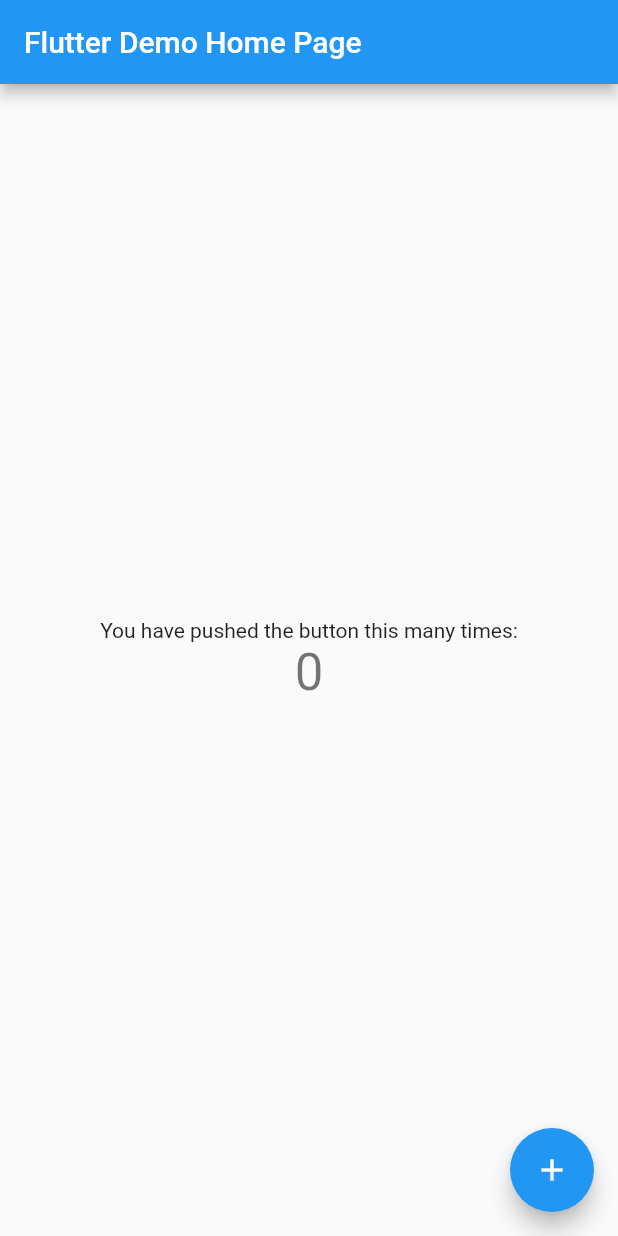
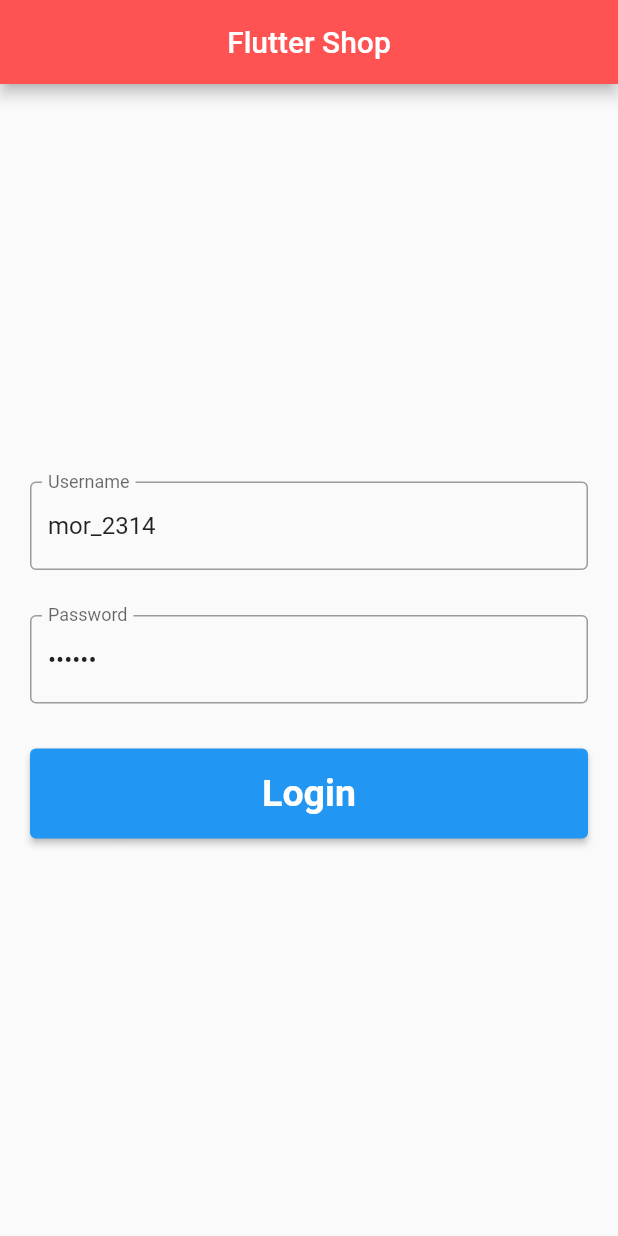
Before and after one commit to kiantwo/Flutter-Fake-Store-API, a Flutter app: the screen it shows after launch, on a phone screen of 412 x 824 dp. Run offline on Flutter 3.47's test engine with Material 2 defaults, Android fonts, the phone set to English and light mode, and no system bars.

Commit message:
Import template files

```diff
--- a/lib/main.dart
+++ b/lib/main.dart
@@ -1,4 +1,6 @@
 import 'package:flutter/material.dart';
+
+import 'screens/login_screen.dart';
 
 void main() {
   runApp(const MyApp());
@@ -11,105 +13,12 @@ class MyApp extends StatelessWidget {
   @override
   Widget build(BuildContext context) {
     return MaterialApp(
-      title: 'Flutter Demo',
+      title: 'Fake Store',
+      debugShowCheckedModeBanner: false,
       theme: ThemeData(
-        // This is the theme of your application.
-        //
-        // Try running your application with "flutter run". You'll see the
-        // application has a blue toolbar. Then, without quitting the app, try
-        // changing the primarySwatch below to Colors.green and then invoke
-        // "hot reload" (press "r" in the console where you ran "flutter run",
-        // or simply save your changes to "hot reload" in a Flutter IDE).
-        // Notice that the counter didn't reset back to zero; the application
-        // is not restarted.
         primarySwatch: Colors.blue,
       ),
-      home: const MyHomePage(title: 'Flutter Demo Home Page'),
+      home: LoginScreen(),
     );
   }
 }
-
-class MyHomePage extends StatefulWidget {
-  const MyHomePage({Key? key, required this.title}) : super(key: key);
-
-  // This widget is the home page of your application. It is stateful, meaning
-  // that it has a State object (defined below) that contains fields that affect
-  // how it looks.
-
-  // This class is the configuration for the state. It holds the values (in this
-  // case the title) provided by the parent (in this case the App widget) and
-  // used by the build method of the State. Fields in a Widget subclass are
-  // always marked "final".
-
-  final String title;
-
-  @override
-  State<MyHomePage> createState() => _MyHomePageState();
-}
-
-class _MyHomePageState extends State<MyHomePage> {
-  int _counter = 0;
-
-  void _incrementCounter() {
-    setState(() {
-      // This call to setState tells the Flutter framework that something has
-      // changed in this State, which causes it to rerun the build method below
-      // so that the display can reflect the updated values. If we changed
-      // _counter without calling setState(), then the build method would not be
-      // called again, and so nothing would appear to happen.
-      _counter++;
-    });
-  }
-
-  @override
-  Widget build(BuildContext context) {
-    // This method is rerun every time setState is called, for instance as done
-    // by the _incrementCounter method above.
-    //
-    // The Flutter framework has been optimized to make rerunning build methods
-    // fast, so that you can just rebuild anything that needs updating rather
-    // than having to individually change instances of widgets.
-    return Scaffold(
-      appBar: AppBar(
-        // Here we take the value from the MyHomePage object that was created by
-        // the App.build method, and use it to set our appbar title.
-        title: Text(widget.title),
-      ),
-      body: Center(
-        // Center is a layout widget. It takes a single child and positions it
-        // in the middle of the parent.
-        child: Column(
-          // Column is also a layout widget. It takes a list of children and
-          // arranges them vertically. By default, it sizes itself to fit its
-          // children horizontally, and tries to be as tall as its parent.
-          //
-          // Invoke "debug painting" (press "p" in the console, choose the
-          // "Toggle Debug Paint" action from the Flutter Inspector in Android
-          // Studio, or the "Toggle Debug Paint" command in Visual Studio Code)
-          // to see the wireframe for each widget.
-          //
-          // Column has various properties to control how it sizes itself and
-          // how it positions its children. Here we use mainAxisAlignment to
-          // center the children vertically; the main axis here is the vertical
-          // axis because Columns are vertical (the cross axis would be
-          // horizontal).
-          mainAxisAlignment: MainAxisAlignment.center,
-          children: <Widget>[
-            const Text(
-              'You have pushed the button this many times:',
-            ),
-            Text(
-              '$_counter',
-              style: Theme.of(context).textTheme.headline4,
-            ),
-          ],
-        ),
-      ),
-      floatingActionButton: FloatingActionButton(
-        onPressed: _incrementCounter,
-        tooltip: 'Increment',
-        child: const Icon(Icons.add),
-      ), // This trailing comma makes auto-formatting nicer for build methods.
-    );
-  }
-}
--- /dev/null
+++ b/lib/screens/login_screen.dart
@@ -0,0 +1,95 @@
+import 'package:flutter/material.dart';
+
+import '../services/api_service.dart';
+import 'home.dart';
+
+class LoginScreen extends StatelessWidget {
+  LoginScreen({Key? key}) : super(key: key);
+
+  final TextEditingController nameCtrl = TextEditingController(
+    text: 'mor_2314',
+  );
+  final TextEditingController passwordCtrl = TextEditingController(
+    text: '83r5^_',
+  );
+
+  @override
+  Widget build(BuildContext context) {
+    return Scaffold(
+      appBar: AppBar(
+        title: const Text('Flutter Shop'),
+        centerTitle: true,
+        backgroundColor: Colors.redAccent,
+      ),
+      body: Container(
+        margin: const EdgeInsets.all(20),
+        child: Column(
+          mainAxisAlignment: MainAxisAlignment.center,
+          crossAxisAlignment: CrossAxisAlignment.stretch,
+          children: [
+            TextField(
+              controller: nameCtrl,
+              decoration: const InputDecoration(
+                labelText: 'Username',
+                border: OutlineInputBorder(),
+              ),
+            ),
+            const SizedBox(height: 30),
+            TextField(
+              controller: passwordCtrl,
+              decoration: const InputDecoration(
+                labelText: 'Password',
+                border: OutlineInputBorder(),
+              ),
+              obscureText: true,
+            ),
+            const SizedBox(height: 30),
+            SizedBox(
+              height: 60,
+              child: ElevatedButton(
+                onPressed: () async {
+                  final getToken = await login(
+                    nameCtrl.text,
+                    passwordCtrl.text,
+                  );
+
+                  if (getToken != null && getToken['token'] != null) {
+                    ScaffoldMessenger.of(context).showSnackBar(
+                      const SnackBar(
+                        content: Text('Successfully logged in'),
+                        backgroundColor: Colors.green,
+                      ),
+                    );
+                    Future.delayed(
+                      const Duration(seconds: 2),
+                      () => Navigator.pushReplacement(
+                        context,
+                        MaterialPageRoute(
+                          builder: (_) => const HomeScreen(),
+                        ),
+                      ),
+                    );
+                  } else {
+                    ScaffoldMessenger.of(context).showSnackBar(
+                      const SnackBar(
+                        content: Text('Incorrect username or password'),
+                        backgroundColor: Colors.red,
+                      ),
+                    );
+                  }
+                },
+                child: const Text(
+                  'Login',
+                  style: TextStyle(
+                    fontSize: 25,
+                    fontWeight: FontWeight.bold,
+                  ),
+                ),
+              ),
+            ),
+          ],
+        ),
+      ),
+    );
+  }
+}
--- /dev/null
+++ b/lib/services/api_service.dart
@@ -0,0 +1,3 @@
+class ApiService {
+  static const String baseUrl = 'https://fakestoreapi.com';
+}
```
Also changed, not shown: lib/screens/all_category.dart (added, +60 -0 lines), lib/screens/cart_screen.dart (added, +94 -0 lines), lib/screens/home.dart (added, +74 -0 lines), lib/screens/product_detail.dart (added, +95 -0 lines), lib/screens/products_by_category.dart (added, +56 -0 lines), pubspec.yaml (+5 -12 lines).
